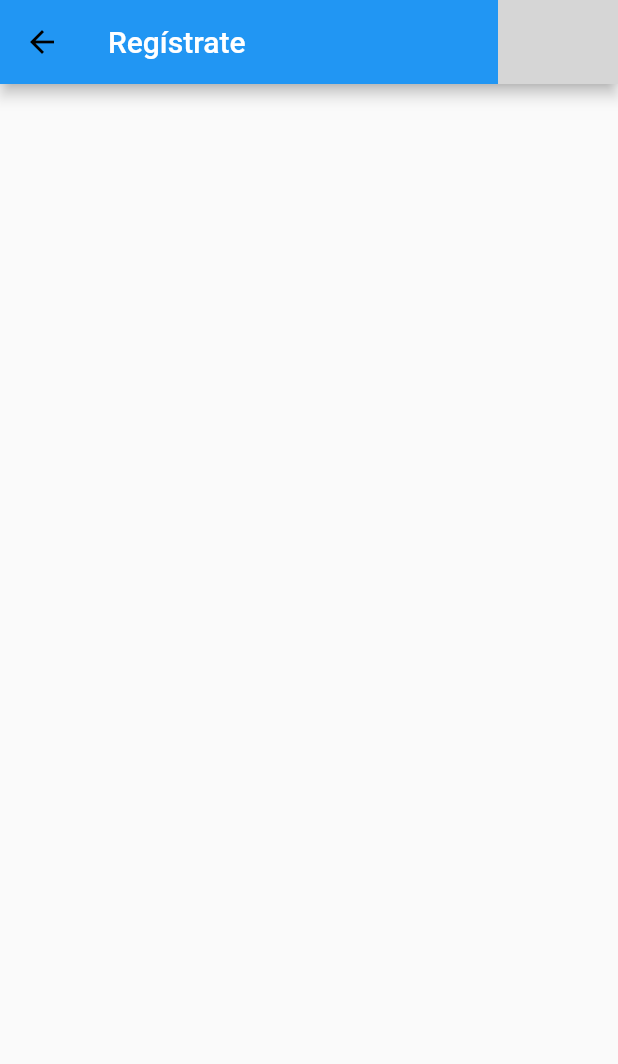
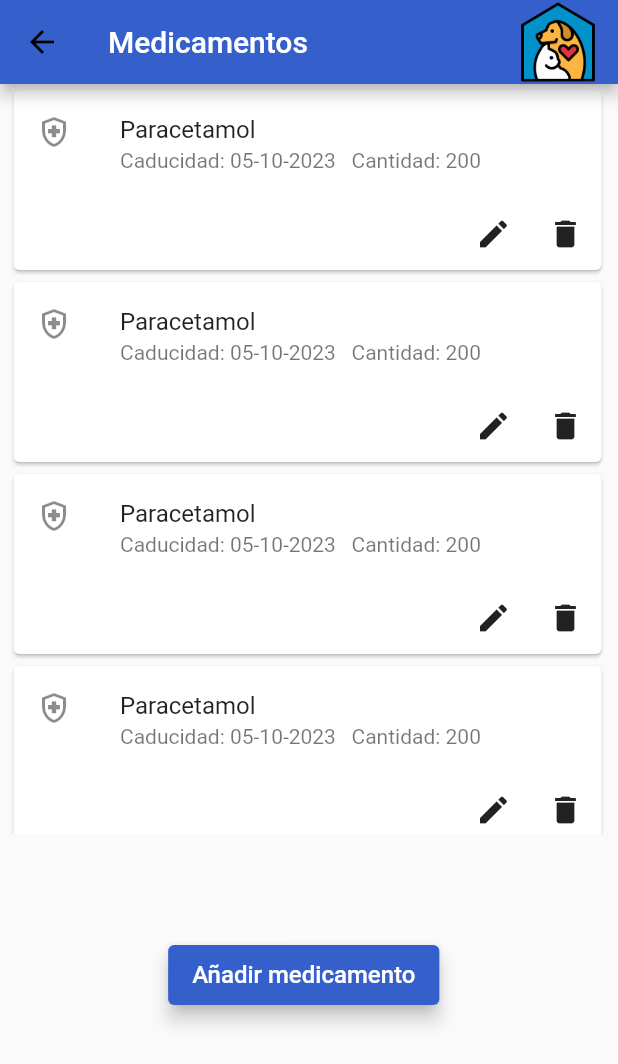
Before and after one commit to Gugodin/FlutterManto, a Flutter app: the Medicamentos screen opened by its route, on a phone screen of 412 x 824 dp. Shown: the top 1064 px of the screen. Run offline on Flutter 3.47's test engine with Material 2 defaults, Android fonts, the phone set to English and light mode, and no system bars; grey boxes are pictures that could not be loaded.

Commit message:
Ultima modificacion

```diff
--- a/lib/main.dart
+++ b/lib/main.dart
@@ -1,6 +1,9 @@
+// ignore_for_file: prefer_const_constructors
+
 import 'package:flutter/material.dart';
 import 'package:provider/provider.dart';
 import 'package:veterinariamanto/pages/login.dart';
+import 'package:veterinariamanto/pages/medicamentos_modAdd.dart';
 import 'package:veterinariamanto/providers/sesion_info.dart';
 import 'package:veterinariamanto/pages/medicamentos.dart';
 
@@ -26,10 +29,11 @@ class MyApp extends StatelessWidget {
         theme: ThemeData(
           primarySwatch: Colors.blue,
         ),
-        initialRoute: '/',
+        initialRoute: 'Medicamentos',
         routes: {
           '/': (context) => Login(),
           'Medicamentos': (context) => Medicamentos(),
+          'MedicamentosModAdd': (context) => MedicamentosModAdd(),
         },
       ),
     );
--- a/lib/pages/medicamentos.dart
+++ b/lib/pages/medicamentos.dart
@@ -1,34 +1,147 @@
+import 'dart:convert';
+
 import 'package:flutter/material.dart';
+import 'package:veterinariamanto/assets/Colors/color.dart';
+import 'package:http/http.dart' as http;
+
 
 class Medicamentos extends StatefulWidget {
-  Medicamentos({Key? key}) : super(key: key);
+  const Medicamentos({Key? key}) : super(key: key);
 
   @override
   State<Medicamentos> createState() => _MedicamentosState();
 }
 
 class _MedicamentosState extends State<Medicamentos> {
+
+  final List<DatosMedicamentos> _datosMedicamentos = [
+    // DatosMedicamentos("Paracetamol", "10-05-2023", 200)
+    DatosMedicamentos("Paracetamol", "05-10-2023", 200),
+    DatosMedicamentos("Paracetamol", "05-10-2023", 200),
+    DatosMedicamentos("Paracetamol", "05-10-2023", 200),
+    DatosMedicamentos("Paracetamol", "05-10-2023", 200),
+    DatosMedicamentos("Paracetamol", "05-10-2023", 200),
+  ];
+
   @override
   Widget build(BuildContext context) {
+    // Size size = MediaQuery.of(context).size;
     return Scaffold(
       appBar: AppBar(
         leading: IconButton(
           icon: const Icon(Icons.arrow_back),
           onPressed: () => Navigator.of(context).pop(),
         ),
-        title: const Text('Regístrate'),
+        title: const Text('Medicamentos'),
         iconTheme: const IconThemeData(color: Colors.black),
         actions: [
           Container(
             padding: const EdgeInsets.only(left: 90),
             height: 60,
             width: 170,
-            child: Image.asset('assets/images/splash.png'),
+            child: Image.asset('lib/assets/mascotas_logo.png'),
           )
         ],
-        backgroundColor: Colors.blue,
+        backgroundColor: ColorSelect.loginBackGround,
+      ),
+      body: Column(
+        children: [
+          Container(
+            margin: EdgeInsets.only(left: 5),
+            height: 500,
+            width: 400,
+            child: ListView.builder(
+              itemCount: _datosMedicamentos.length,
+              itemBuilder: (context, index){
+                return listaMedicamentos(_datosMedicamentos[index].nombre, _datosMedicamentos[index].fechaCaducidad, _datosMedicamentos[index].cantidad);
+              }
+            ),
+          ),
+          const Padding(
+            padding: EdgeInsets.only(top: 70)
+          ),
+          _button()
+        ],
       ),
     );
-
   }
 }
+
+Card listaMedicamentos(String medicamento, String caducidad, int cantidad){
+  return
+    Card(
+      child:
+        Column(
+          children: [
+            ListTile(
+              contentPadding: const EdgeInsets.fromLTRB(15, 0, 25, 0),
+              title: Text(medicamento),
+              subtitle: Text(
+                'Caducidad: '+ caducidad + '   Cantidad: '+ cantidad.toString()),
+              leading: const Icon(Icons.health_and_safety_outlined),
+            ),
+
+            // Usamos una fila para ordenar los botones del card
+            Row(
+              mainAxisAlignment: MainAxisAlignment.end,
+              children: <Widget>[
+                IconButton(onPressed: () => {}, icon: const Icon(Icons.edit),),
+                IconButton(onPressed: () => {}, icon: const Icon(Icons.delete),),
+              ],
+            ),
+          ],
+        ),
+    );
+}
+
+dynamic _button() {
+    return (Container(
+      padding: const EdgeInsets.only(bottom: 10),
+      child: ElevatedButton(
+          style: ElevatedButton.styleFrom(
+              minimumSize: const Size(140, 40),
+              elevation: 5,
+              primary: ColorSelect.loginBackGround),
+          onPressed: () async{
+            final respuesta = await _callBackend();
+            print(respuesta);
+          },
+          child: const Text(
+            'Añadir medicamento',
+            style: TextStyle(fontSize: 16),
+          )),
+    ));
+  }
+
+  Future? _callBackend() async {
+    Uri url = Uri.http('172.17.151.110:9997', 'listMedicamentos');
+    // final response = await http.get(url,)
+
+
+    final response = await http.get(url
+        // headers: {
+        //   'Content-Type': 'application/json; charset=UTF-8',
+        // },
+        // FORMA FACIL DE REALIZAR UN JSON DE UN MAPA
+        // body: json.encode({})
+    );
+
+    print(response.body);
+
+    if (response.body == '') {
+      // SI EL BODY VIENE VACIO ES PORQUE EL USUARIO NO EXISTE
+      return null;
+    } else {
+      // SI NO ES PORQUE ENCONTRO EL USUARIO
+      final respuesta = json.decode(response.body);
+      return respuesta;
+    }
+  }
+
+class DatosMedicamentos{
+  String nombre = "";
+  String fechaCaducidad = "";
+  int cantidad = 0;
+
+  DatosMedicamentos(this.nombre, this.fechaCaducidad, this.cantidad);
+}
```
Also changed, not shown: lib/pages/medicamentos_modAdd.dart (added, +147 -0 lines), lib/pages/registro.dart (added, +254 -0 lines).
